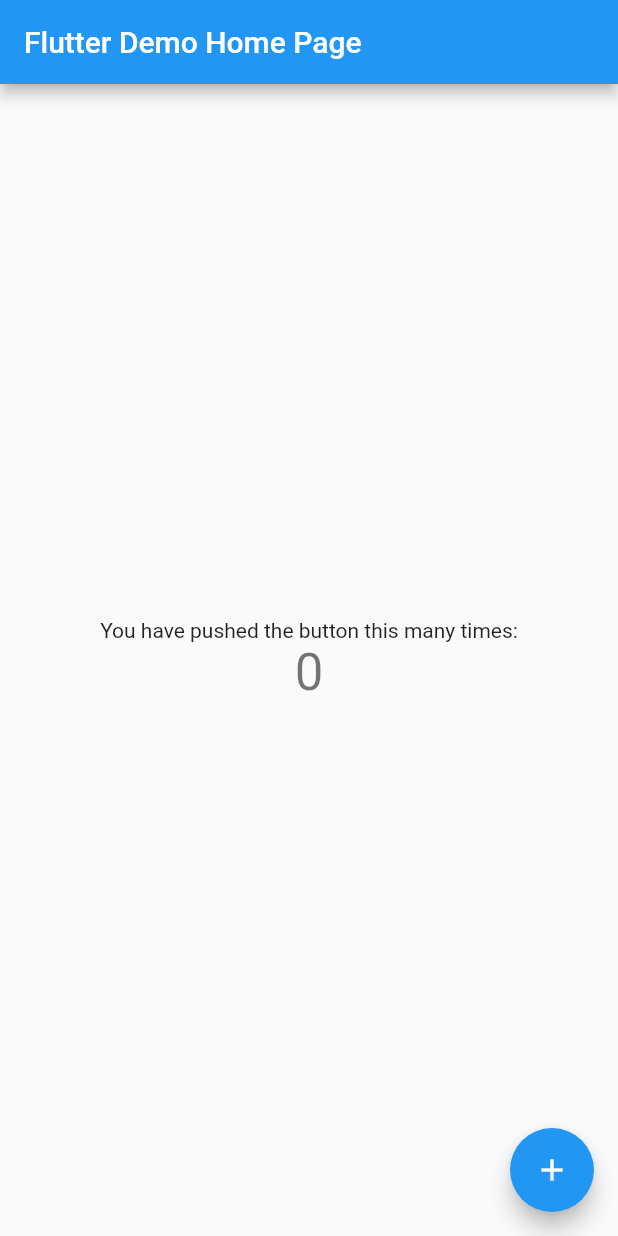
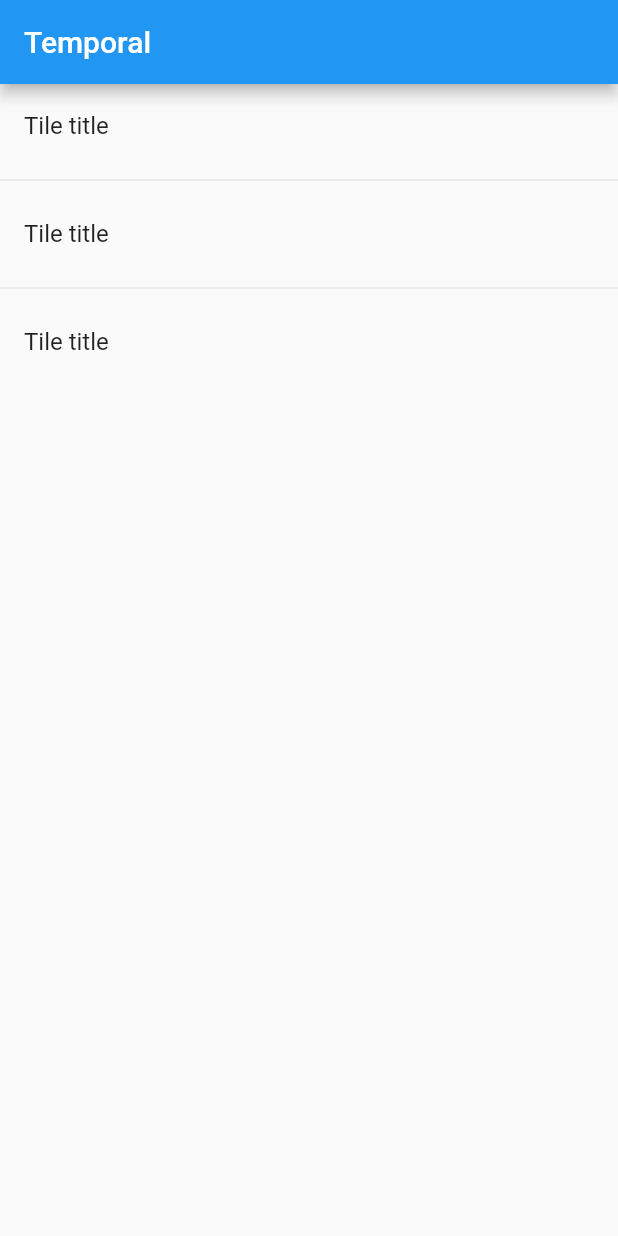
Before and after one commit to alejomongua/flutter2, a Flutter app: the screen it shows after launch, on a phone screen of 412 x 824 dp. Run offline on Flutter 3.47's test engine with Material 2 defaults, Android fonts, the phone set to English and light mode, and no system bars.

Commit message:
ListView intro

```diff
--- a/lib/main.dart
+++ b/lib/main.dart
@@ -1,113 +1,15 @@
 import 'package:flutter/material.dart';
 
-void main() {
-  runApp(MyApp());
-}
+import 'package:componentes/src/pages/home_temporal.dart';
+
+void main() => runApp(MyApp());
 
 class MyApp extends StatelessWidget {
-  // This widget is the root of your application.
   @override
   Widget build(BuildContext context) {
     return MaterialApp(
-      title: 'Flutter Demo',
-      theme: ThemeData(
-        // This is the theme of your application.
-        //
-        // Try running your application with "flutter run". You'll see the
-        // application has a blue toolbar. Then, without quitting the app, try
-        // changing the primarySwatch below to Colors.green and then invoke
-        // "hot reload" (press "r" in the console where you ran "flutter run",
-        // or simply save your changes to "hot reload" in a Flutter IDE).
-        // Notice that the counter didn't reset back to zero; the application
-        // is not restarted.
-        primarySwatch: Colors.blue,
-      ),
-      home: MyHomePage(title: 'Flutter Demo Home Page'),
-    );
+        title: 'Flutter',
+        debugShowCheckedModeBanner: false,
+        home: HomePageTemp());
   }
 }
-
-class MyHomePage extends StatefulWidget {
-  MyHomePage({Key key, this.title}) : super(key: key);
-
-  // This widget is the home page of your application. It is stateful, meaning
-  // that it has a State object (defined below) that contains fields that affect
-  // how it looks.
-
-  // This class is the configuration for the state. It holds the values (in this
-  // case the title) provided by the parent (in this case the App widget) and
-  // used by the build method of the State. Fields in a Widget subclass are
-  // always marked "final".
-
-  final String title;
-
-  @override
-  _MyHomePageState createState() => _MyHomePageState();
-}
-
-class _MyHomePageState extends State<MyHomePage> {
-  int _counter = 0;
-
-  void _incrementCounter() {
-    setState(() {
-      // This call to setState tells the Flutter framework that something has
-      // changed in this State, which causes it to rerun the build method below
-      // so that the display can reflect the updated values. If we changed
-      // _counter without calling setState(), then the build method would not be
-      // called again, and so nothing would appear to happen.
-      _counter++;
-    });
-  }
-
-  @override
-  Widget build(BuildContext context) {
-    // This method is rerun every time setState is called, for instance as done
-    // by the _incrementCounter method above.
-    //
-    // The Flutter framework has been optimized to make rerunning build methods
-    // fast, so that you can just rebuild anything that needs updating rather
-    // than having to individually change instances of widgets.
-    return Scaffold(
-      appBar: AppBar(
-        // Here we take the value from the MyHomePage object that was created by
-        // the App.build method, and use it to set our appbar title.
-        title: Text(widget.title),
-      ),
-      body: Center(
-        // Center is a layout widget. It takes a single child and positions it
-        // in the middle of the parent.
-        child: Column(
-          // Column is also a layout widget. It takes a list of children and
-          // arranges them vertically. By default, it sizes itself to fit its
-          // children horizontally, and tries to be as tall as its parent.
-          //
-          // Invoke "debug painting" (press "p" in the console, choose the
-          // "Toggle Debug Paint" action from the Flutter Inspector in Android
-          // Studio, or the "Toggle Debug Paint" command in Visual Studio Code)
-          // to see the wireframe for each widget.
-          //
-          // Column has various properties to control how it sizes itself and
-          // how it positions its children. Here we use mainAxisAlignment to
-          // center the children vertically; the main axis here is the vertical
-          // axis because Columns are vertical (the cross axis would be
-          // horizontal).
-          mainAxisAlignment: MainAxisAlignment.center,
-          children: <Widget>[
-            Text(
-              'You have pushed the button this many times:',
-            ),
-            Text(
-              '$_counter',
-              style: Theme.of(context).textTheme.headline4,
-            ),
-          ],
-        ),
-      ),
-      floatingActionButton: FloatingActionButton(
-        onPressed: _incrementCounter,
-        tooltip: 'Increment',
-        child: Icon(Icons.add),
-      ), // This trailing comma makes auto-formatting nicer for build methods.
-    );
-  }
-}
--- /dev/null
+++ b/lib/src/pages/home_temporal.dart
@@ -0,0 +1,17 @@
+import 'package:flutter/material.dart';
+
+class HomePageTemp extends StatelessWidget {
+  @override
+  Widget build(BuildContext context) {
+    return Scaffold(
+      appBar: AppBar(title: Text('Temporal')),
+      body: ListView(children: [
+        ListTile(title: Text('Tile title')),
+        Divider(),
+        ListTile(title: Text('Tile title')),
+        Divider(),
+        ListTile(title: Text('Tile title')),
+      ]),
+    );
+  }
+}
```
